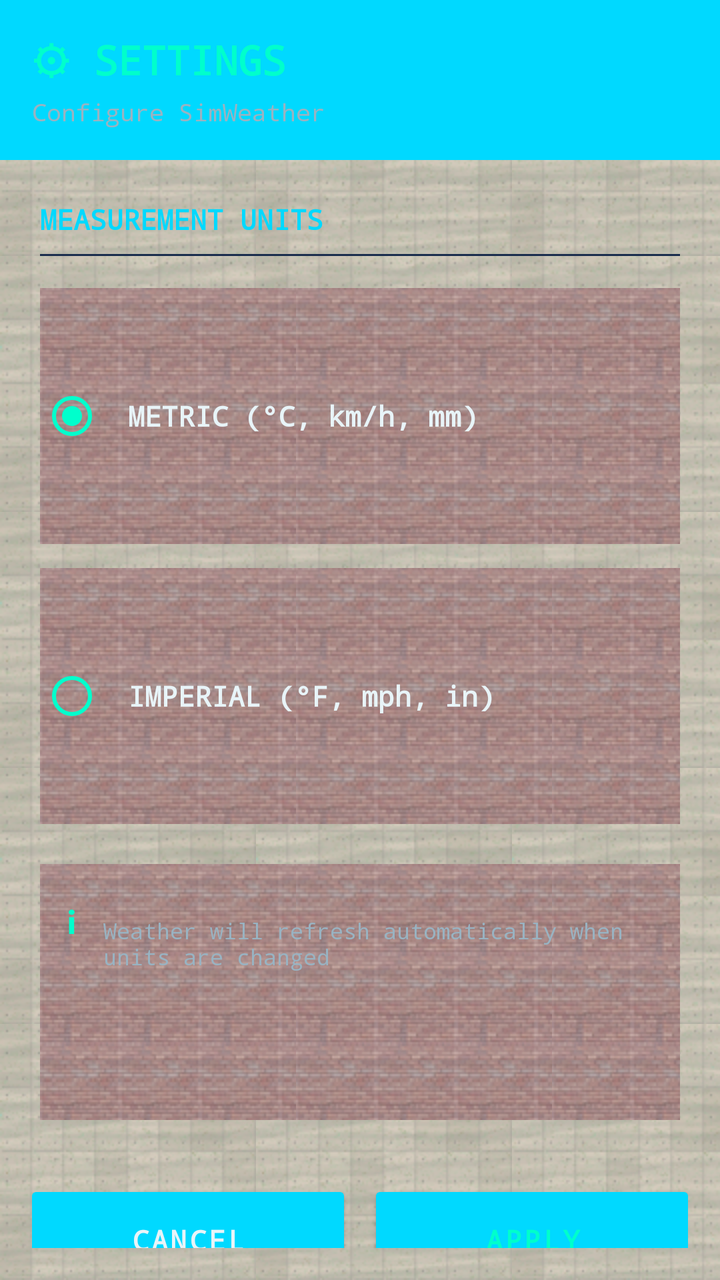
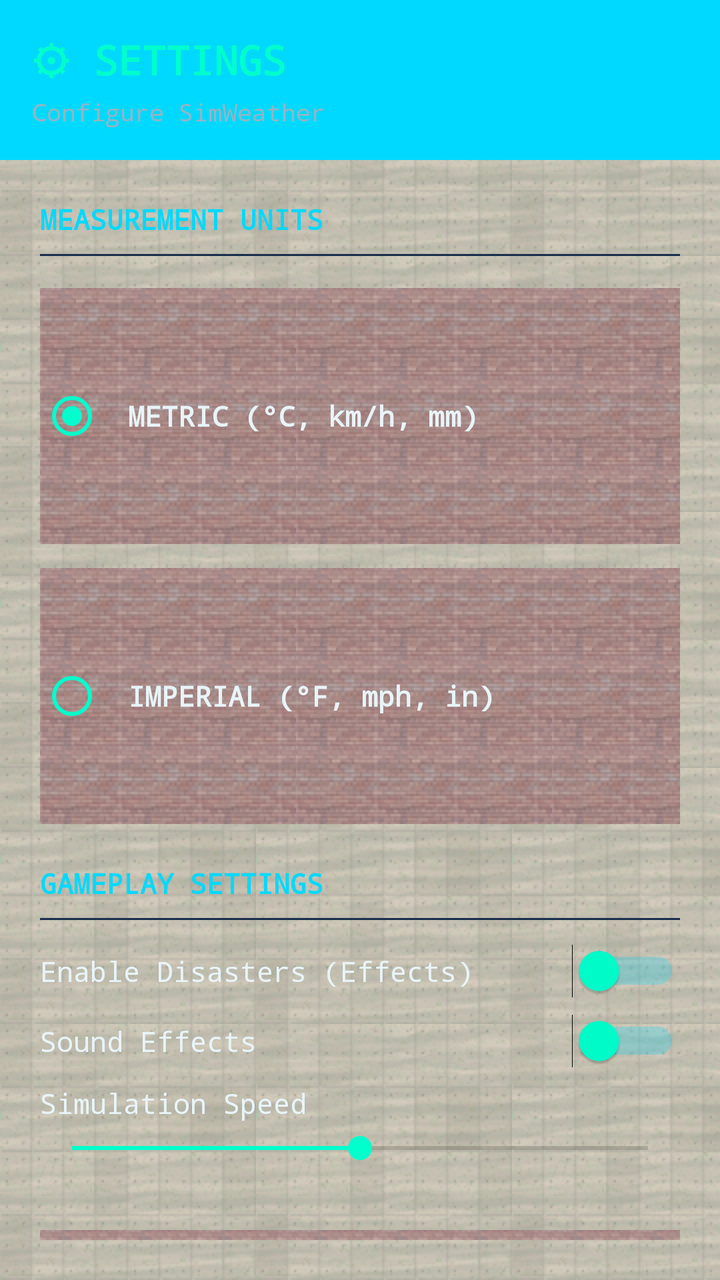

Screens rendered from an Android XML layout before and after an edit, with the pre-edit source and the edit as a unified diff.
<!-- AndroidManifest.xml: application theme Theme.SimWeather -->
<!-- res/layout/dialog_settings.xml -->
<?xml version="1.0" encoding="utf-8"?>
<LinearLayout xmlns:android="http://schemas.android.com/apk/res/android"
    android:layout_width="match_parent"
    android:layout_height="wrap_content"
    android:background="@drawable/sc3k_concrete_bg_tiled"
    android:orientation="vertical"
    android:padding="0dp">

    
    <LinearLayout
        android:layout_width="match_parent"
        android:layout_height="wrap_content"
        android:background="@drawable/sc3k_header_bg"
        android:orientation="vertical"
        android:padding="16dp">

        <TextView
            android:layout_width="wrap_content"
            android:layout_height="wrap_content"
            android:fontFamily="monospace"
            android:text="⚙ SETTINGS"
            android:textColor="@color/sim_cyan_bright"
            android:textSize="20sp"
            android:textStyle="bold" />

        <TextView
            android:layout_width="wrap_content"
            android:layout_height="wrap_content"
            android:layout_marginTop="4dp"
            android:fontFamily="monospace"
            android:text="Configure SimWeather"
            android:textColor="@color/sim_text_secondary"
            android:textSize="12sp" />

    </LinearLayout>

    
    <LinearLayout
        android:layout_width="match_parent"
        android:layout_height="wrap_content"
        android:orientation="vertical"
        android:padding="20dp">

        
        <TextView
            android:layout_width="wrap_content"
            android:layout_height="wrap_content"
            android:fontFamily="monospace"
            android:text="MEASUREMENT UNITS"
            android:textColor="@color/sim_teal_primary"
            android:textSize="14sp"
            android:textStyle="bold" />

        <View
            android:layout_width="match_parent"
            android:layout_height="1dp"
            android:layout_marginTop="8dp"
            android:layout_marginBottom="16dp"
            android:background="@color/sc3k_border_highlight" />

        
        <RadioGroup
            android:id="@+id/rgUnits"
            android:layout_width="match_parent"
            android:layout_height="wrap_content"
            android:orientation="vertical">

            <RadioButton
                android:id="@+id/rbMetric"
                android:layout_width="match_parent"
                android:layout_height="wrap_content"
                android:layout_marginBottom="12dp"
                android:background="@drawable/sc3k_brick_bg_tiled"
                android:buttonTint="@color/sim_cyan_bright"
                android:checked="true"
                android:fontFamily="monospace"
                android:padding="12dp"
                android:text="METRIC (°C, km/h, mm)"
                android:textColor="@color/sim_text_primary"
                android:textSize="14sp"
                android:textStyle="bold" />

            <RadioButton
                android:id="@+id/rbImperial"
                android:layout_width="match_parent"
                android:layout_height="wrap_content"
                android:background="@drawable/sc3k_brick_bg_tiled"
                android:buttonTint="@color/sim_cyan_bright"
                android:fontFamily="monospace"
                android:padding="12dp"
                android:text="IMPERIAL (°F, mph, in)"
                android:textColor="@color/sim_text_primary"
                android:textSize="14sp"
                android:textStyle="bold" />

        </RadioGroup>

        
        <LinearLayout
            android:layout_width="match_parent"
            android:layout_height="wrap_content"
            android:layout_marginTop="20dp"
            android:background="@drawable/sc3k_brick_bg_tiled"
            android:orientation="horizontal"
            android:padding="12dp">

            <TextView
                android:layout_width="wrap_content"
                android:layout_height="wrap_content"
                android:fontFamily="monospace"
                android:text="ℹ"
                android:textColor="@color/sim_cyan_bright"
                android:textSize="24sp" />

            <TextView
                android:layout_width="0dp"
                android:layout_height="wrap_content"
                android:layout_marginStart="12dp"
                android:layout_weight="1"
                android:fontFamily="monospace"
                android:text="Weather will refresh automatically when units are changed"
                android:textColor="@color/sim_text_secondary"
                android:textSize="11sp" />

        </LinearLayout>

    </LinearLayout>

    
    <LinearLayout
        android:layout_width="match_parent"
        android:layout_height="wrap_content"
        android:orientation="horizontal"
        android:padding="16dp">

        <Button
            android:id="@+id/btnCancel"
            android:layout_width="0dp"
            android:layout_height="48dp"
            android:layout_marginEnd="8dp"
            android:layout_weight="1"
            android:background="@drawable/sc3k_button_bg"
            android:fontFamily="monospace"
            android:text="CANCEL"
            android:textColor="@color/sim_text_primary"
            android:textSize="14sp"
            android:textStyle="bold" />

        <Button
            android:id="@+id/btnApply"
            android:layout_width="0dp"
            android:layout_height="48dp"
            android:layout_marginStart="8dp"
            android:layout_weight="1"
            android:background="@drawable/sc3k_button_bg"
            android:fontFamily="monospace"
            android:text="APPLY"
            android:textColor="@color/sim_cyan_bright"
            android:textSize="14sp"
            android:textStyle="bold" />

    </LinearLayout>

</LinearLayout>
<!-- resources referenced by this layout -->
<resources>
  <color name="sc3k_border_highlight">#1A2D4D</color>
  <color name="sim_cyan_bright">#00FFCC</color>
  <color name="sim_teal_primary">#00D9FF</color>
  <color name="sim_text_primary">#E8F4F8</color>
  <color name="sim_text_secondary">#99B3C2</color>
  <!-- drawable sc3k_brick_bg_tiled (drawable) -->
  <?xml version="1.0" encoding="utf-8"?>
  <bitmap xmlns:android="http://schemas.android.com/apk/res/android"
      android:src="@drawable/sc3k_brick_bg"
      android:tileMode="repeat" />
  <!-- drawable sc3k_concrete_bg_tiled (drawable) -->
  <?xml version="1.0" encoding="utf-8"?>
  <bitmap xmlns:android="http://schemas.android.com/apk/res/android"
      android:src="@drawable/sc3k_concrete_bg"
      android:tileMode="repeat" />
  <!-- drawable sc3k_header_bg (drawable) -->
  <?xml version="1.0" encoding="utf-8"?>
  <layer-list xmlns:android="http://schemas.android.com/apk/res/android">
      
      <item>
          <shape android:shape="rectangle">
              <gradient
                  android:angle="270"
                  android:startColor="#1E3A5F"
                  android:centerColor="#142846"
                  android:endColor="#0A1428" />
          </shape>
      </item>
  
      
      <item android:top="0dp">
          <shape android:shape="rectangle">
              <gradient
                  android:angle="90"
                  android:startColor="#00D9FF"
                  android:endColor="#00000000"
                  android:centerY="0.1" />
          </shape>
      </item>
  
      
      <item android:top="0dp">
          <shape android:shape="rectangle">
              <solid android:color="#00D9FF" />
              <size android:height="2dp" />
          </shape>
      </item>
  </layer-list>
  <style name="Theme.SimWeather" parent="Theme.MaterialComponents.DayNight.NoActionBar">
          
          <item name="colorPrimary">@color/sim_teal_primary</item>
          <item name="colorPrimaryVariant">@color/sim_teal_dark</item>
          <item name="colorOnPrimary">@color/sim_dark_bg</item>
          
          <item name="colorSecondary">@color/sim_cyan_bright</item>
          <item name="colorSecondaryVariant">@color/sim_teal_dark</item>
          <item name="colorOnSecondary">@color/sim_dark_bg</item>
          
          <item name="android:colorBackground">@color/sim_dark_bg</item>
          <item name="colorSurface">@color/sim_dark_surface</item>
          <item name="colorOnSurface">@color/sim_text_primary</item>
          
          <item name="android:statusBarColor">@color/sim_dark_bg</item>
          <item name="android:windowLightStatusBar">false</item>
          
          <item name="android:navigationBarColor">@color/sim_dark_bg</item>
      </style>
  <color name="sim_teal_dark">#0099CC</color>
  <color name="sim_dark_bg">#0A0E27</color>
  <color name="sim_dark_surface">#141B3D</color>
  <!-- unchanged entries left out for length: 3 -->
</resources>

<!-- the commit's change to res/layout/dialog_settings.xml (unified diff, before → after) -->
@@ -96,6 +96,70 @@
         </RadioGroup>
 
         
+        <TextView
+            android:layout_width="wrap_content"
+            android:layout_height="wrap_content"
+            android:layout_marginTop="20dp"
+            android:fontFamily="monospace"
+            android:text="GAMEPLAY SETTINGS"
+            android:textColor="@color/sim_teal_primary"
+            android:textSize="14sp"
+            android:textStyle="bold" />
+
+        <View
+            android:layout_width="match_parent"
+            android:layout_height="1dp"
+            android:layout_marginTop="8dp"
+            android:layout_marginBottom="12dp"
+            android:background="@color/sc3k_border_highlight" />
+
+        
+        <Switch
+            android:id="@+id/swDisasters"
+            android:layout_width="match_parent"
+            android:layout_height="wrap_content"
+            android:layout_marginBottom="8dp"
+            android:fontFamily="monospace"
+            android:text="Enable Disasters (Effects)"
+            android:textColor="@color/sim_text_primary"
+            android:textSize="14sp"
+            android:thumbTint="@color/sim_cyan_bright"
+            android:trackTint="@color/sim_teal_primary" />
+
+        
+        <Switch
+            android:id="@+id/swSound"
+            android:layout_width="match_parent"
+            android:layout_height="wrap_content"
+            android:layout_marginBottom="8dp"
+            android:fontFamily="monospace"
+            android:text="Sound Effects"
+            android:textColor="@color/sim_text_primary"
+            android:textSize="14sp"
+            android:thumbTint="@color/sim_cyan_bright"
+            android:trackTint="@color/sim_teal_primary" />
+
+        
+        <TextView
+            android:layout_width="wrap_content"
+            android:layout_height="wrap_content"
+            android:layout_marginBottom="4dp"
+            android:fontFamily="monospace"
+            android:text="Simulation Speed"
+            android:textColor="@color/sim_text_primary"
+            android:textSize="14sp" />
+
+        <SeekBar
+            android:id="@+id/sbSimSpeed"
+            android:layout_width="match_parent"
+            android:layout_height="wrap_content"
+            android:layout_marginBottom="12dp"
+            android:max="100"
+            android:progress="50"
+            android:progressTint="@color/sim_cyan_bright"
+            android:thumbTint="@color/sim_cyan_bright" />
+
+        
         <LinearLayout
             android:layout_width="match_parent"
             android:layout_height="wrap_content"
